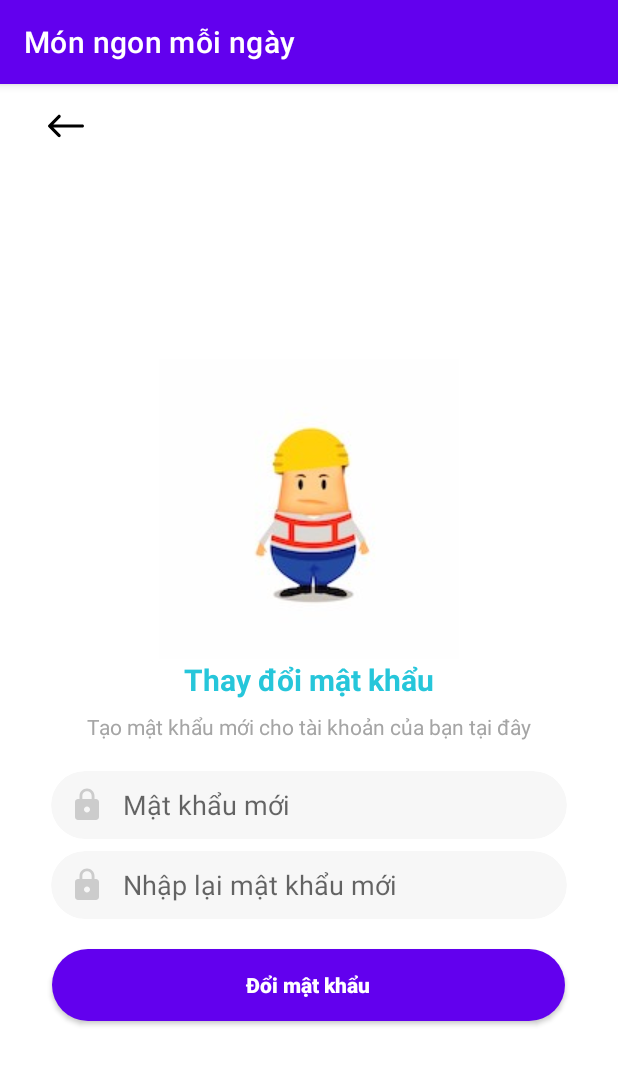
After one commit to nghiaphamln/OrderFood, an Android app: the fragment ResetPasswordFragment shown on its own in the app's theme, on a phone screen of 412 x 824 dp. The commit adds this screen. Shown: the top 1065 px of the screen. Run offline under Robolectric (Android 15) with nearby library versions, the phone set to English and light mode, and no system bars.

Commit message:
add fragment

```diff
--- /dev/null
+++ b/Food/app/src/main/java/com/android/food/ResetPasswordFragment.java
@@ -0,0 +1,64 @@
+package com.android.food;
+
+import android.os.Bundle;
+
+import androidx.fragment.app.Fragment;
+
+import android.view.LayoutInflater;
+import android.view.View;
+import android.view.ViewGroup;
+
+/**
+ * A simple {@link Fragment} subclass.
+ * Use the {@link ResetPasswordFragment#newInstance} factory method to
+ * create an instance of this fragment.
+ */
+public class ResetPasswordFragment extends Fragment {
+
+    // TODO: Rename parameter arguments, choose names that match
+    // the fragment initialization parameters, e.g. ARG_ITEM_NUMBER
+    private static final String ARG_PARAM1 = "param1";
+    private static final String ARG_PARAM2 = "param2";
+
+    // TODO: Rename and change types of parameters
+    private String mParam1;
+    private String mParam2;
+
+    public ResetPasswordFragment() {
+        // Required empty public constructor
+    }
+
+    /**
+     * Use this factory method to create a new instance of
+     * this fragment using the provided parameters.
+     *
+     * @param param1 Parameter 1.
+     * @param param2 Parameter 2.
+     * @return A new instance of fragment ResetPasswordFragment.
+     */
+    // TODO: Rename and change types and number of parameters
+    public static ResetPasswordFragment newInstance(String param1, String param2) {
+        ResetPasswordFragment fragment = new ResetPasswordFragment();
+        Bundle args = new Bundle();
+        args.putString(ARG_PARAM1, param1);
+        args.putString(ARG_PARAM2, param2);
+        fragment.setArguments(args);
+        return fragment;
+    }
+
+    @Override
+    public void onCreate(Bundle savedInstanceState) {
+        super.onCreate(savedInstanceState);
+        if (getArguments() != null) {
+            mParam1 = getArguments().getString(ARG_PARAM1);
+            mParam2 = getArguments().getString(ARG_PARAM2);
+        }
+    }
+
+    @Override
+    public View onCreateView(LayoutInflater inflater, ViewGroup container,
+                             Bundle savedInstanceState) {
+        // Inflate the layout for this fragment
+        return inflater.inflate(R.layout.fragment_reset_password, container, false);
+    }
+}
--- a/Food/app/src/main/java/com/android/food/services/YummyFoodService.java
+++ b/Food/app/src/main/java/com/android/food/services/YummyFoodService.java
@@ -1,5 +1,7 @@
 package com.android.food.services;
 
+import com.android.food.models.ForgotPasswordRequest;
+import com.android.food.models.ForgotPasswordResponse;
 import com.android.food.models.LoginRequest;
 import com.android.food.models.LoginResponse;
 import com.android.food.models.RegisterRequest;
@@ -15,4 +17,7 @@ public interface YummyFoodService {
 
     @POST("/register")
     Call<RegisterResponse> register(@Body RegisterRequest data);
+
+    @POST("/send-otp")
+    Call<ForgotPasswordResponse> sendOtp(@Body ForgotPasswordRequest data);
 }
--- a/Food/app/src/main/res/drawable/ic_mail.xml
+++ b/Food/app/src/main/res/drawable/ic_mail.xml
@@ -1,4 +1,4 @@
-<vector xmlns:android="http://schemas.android.com/apk/res/android"
+ic_lock<vector xmlns:android="http://schemas.android.com/apk/res/android"
     android:width="18dp"
     android:height="18dp"
     android:viewportWidth="550.795"
--- /dev/null
+++ b/Food/app/src/main/res/layout/fragment_reset_password.xml
@@ -0,0 +1,144 @@
+<?xml version="1.0" encoding="utf-8"?>
+<RelativeLayout xmlns:android="http://schemas.android.com/apk/res/android"
+    xmlns:app="http://schemas.android.com/apk/res-auto"
+    xmlns:tools="http://schemas.android.com/tools"
+    android:layout_width="match_parent"
+    android:layout_height="match_parent"
+    android:background="@color/colorBackground">
+
+    <androidx.appcompat.widget.Toolbar
+        android:id="@+id/toolbar"
+        android:layout_width="match_parent"
+        android:layout_height="wrap_content"
+        android:background="@color/actionbarOpacity"
+        app:theme="@style/TransparentToolbar">
+
+        <Button
+            android:id="@+id/toolbarbtn"
+            android:layout_width="wrap_content"
+            android:layout_height="wrap_content"
+            android:layout_gravity="left"
+            android:background="#00FFFFFF"
+            android:drawableLeft="@drawable/ic_back" />
+    </androidx.appcompat.widget.Toolbar>
+
+
+    <ScrollView
+        android:layout_width="match_parent"
+        android:layout_height="match_parent"
+        android:layout_below="@id/toolbar"
+        android:fillViewport="true"
+        android:fitsSystemWindows="true"
+        android:orientation="vertical"
+        tools:context="in.insideandroid.template.LoginActivity">
+
+        <RelativeLayout
+            android:layout_width="match_parent"
+            android:layout_height="match_parent"
+            android:orientation="vertical"
+            android:scrollbarThumbHorizontal="@null"
+            android:scrollbarThumbVertical="@null">
+
+            <LinearLayout
+                android:layout_width="match_parent"
+                android:layout_height="wrap_content"
+                android:layout_centerVertical="true"
+                android:orientation="vertical">
+
+                <ImageView
+                    android:layout_width="wrap_content"
+                    android:layout_height="200dp"
+                    android:layout_gravity="center"
+                    android:contentDescription="TODO"
+                    app:srcCompat="@drawable/forget_password" />
+
+                <TextView
+                    android:layout_width="wrap_content"
+                    android:layout_height="wrap_content"
+                    android:layout_gravity="center"
+                    android:layout_marginBottom="8dp"
+                    android:text="Thay đổi mật khẩu"
+                    android:textColor="@color/colorPrimary"
+                    android:textSize="20sp"
+                    android:textStyle="bold" />
+
+                <TextView
+                    android:layout_width="wrap_content"
+                    android:layout_height="wrap_content"
+                    android:layout_gravity="center"
+                    android:layout_marginBottom="16dp"
+                    android:text="Tạo mật khẩu mới cho tài khoản của bạn tại đây"
+                    android:textColor="#A5A5A5" />
+
+                <androidx.cardview.widget.CardView
+                    android:layout_width="wrap_content"
+                    android:layout_height="wrap_content"
+                    android:layout_gravity="center"
+                    android:layout_margin="4dp"
+                    app:cardBackgroundColor="@color/colorTextInputBackground"
+                    app:cardCornerRadius="24dp"
+                    app:cardElevation="0dp">
+
+                    <com.google.android.material.textfield.TextInputEditText
+                        android:id="@+id/et_password"
+                        android:layout_width="wrap_content"
+                        android:layout_height="wrap_content"
+                        android:layout_gravity="center"
+                        android:layout_marginLeft="12dp"
+                        android:layout_marginRight="12dp"
+                        android:background="@android:color/transparent"
+                        android:drawableStart="@drawable/ic_lock"
+                        android:drawableLeft="@drawable/ic_lock"
+                        android:drawablePadding="12dp"
+                        android:hint="Mật khẩu mới"
+                        android:imeOptions="actionDone"
+                        android:inputType="text"
+                        android:minWidth="320dp"
+                        android:minHeight="45dp"
+                        android:singleLine="true" />
+                </androidx.cardview.widget.CardView>
+                <androidx.cardview.widget.CardView
+                    android:layout_width="wrap_content"
+                    android:layout_height="wrap_content"
+                    android:layout_gravity="center"
+                    android:layout_margin="4dp"
+                    app:cardBackgroundColor="@color/colorTextInputBackground"
+                    app:cardCornerRadius="24dp"
+                    app:cardElevation="0dp">
+
+                    <com.google.android.material.textfield.TextInputEditText
+                        android:id="@+id/et_confirm_password"
+                        android:layout_width="wrap_content"
+                        android:layout_height="wrap_content"
+                        android:layout_gravity="center"
+                        android:layout_marginLeft="12dp"
+                        android:layout_marginRight="12dp"
+                        android:background="@android:color/transparent"
+                        android:drawableStart="@drawable/ic_lock"
+                        android:drawableLeft="@drawable/ic_lock"
+                        android:drawablePadding="12dp"
+                        android:hint="Nhập lại mật khẩu mới"
+                        android:imeOptions="actionDone"
+                        android:inputType="text"
+                        android:minWidth="320dp"
+                        android:minHeight="45dp"
+                        android:singleLine="true" />
+                </androidx.cardview.widget.CardView>
+
+                <Button
+                    android:id="@+id/button_send"
+                    style="@style/Button1"
+                    android:layout_width="342dp"
+                    android:layout_height="wrap_content"
+                    android:layout_gravity="center"
+                    android:layout_marginTop="16dp"
+                    android:layout_marginBottom="16dp"
+                    android:text="Đổi mật khẩu" />
+
+            </LinearLayout>
+
+        </RelativeLayout>
+
+
+    </ScrollView>
+</RelativeLayout>
```
Also changed, not shown: Food/app/src/main/java/com/android/food/ForgotPasswordFragment.java (+51 -1 lines), Food/app/src/main/java/com/android/food/OtpFragment.java (added, +64 -0 lines), Food/app/src/main/java/com/android/food/models/ForgotPasswordRequest.java (added, +18 -0 lines), Food/app/src/main/java/com/android/food/models/ForgotPasswordResponse.java (added, +18 -0 lines), Food/app/src/main/java/com/android/food/models/OtpRequest.java (added, +18 -0 lines), Food/app/src/main/java/com/android/food/models/OtpResponse.java (added, +18 -0 lines), Food/app/src/main/res/layout/fragment_otp.xml (added, +117 -0 lines).
